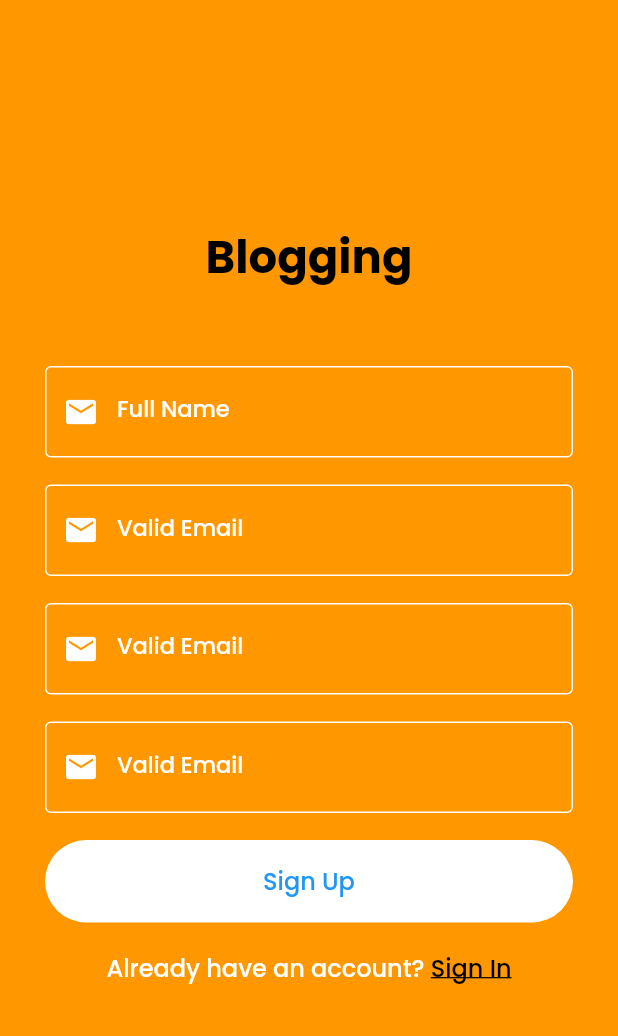
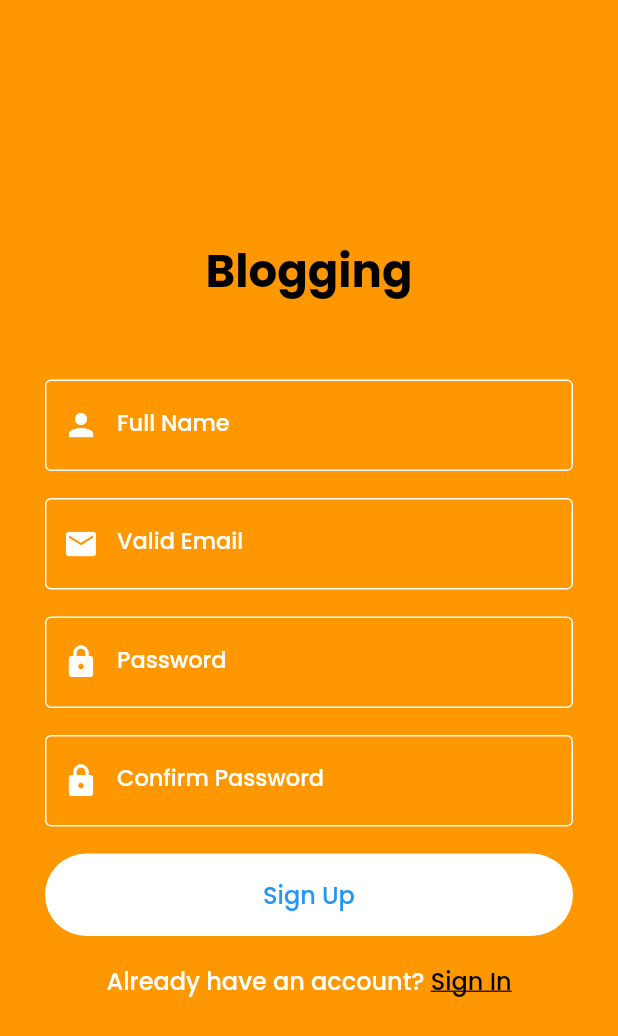
Before and after one commit to AdamAbd/Flutter-Mentoring-Batch-4-Level-Basic, a Flutter app: the screen it shows after launch, on a phone screen of 412 x 824 dp. Shown: the top 1036 px of the screen. Run offline on Flutter 3.47's test engine with Material 2 defaults, Android fonts, the phone set to English and light mode, and no system bars; our stand-ins replace google_fonts, supercharged.

Commit message:
final sign up page

```diff
--- a/lib/Screens/Pages/pages.dart
+++ b/lib/Screens/Pages/pages.dart
@@ -1,5 +1,6 @@
 import 'package:flutter/gestures.dart';
 import 'package:flutter/material.dart';
+import 'package:flutter_mentoring_basic_batch_4/Screens/Widgets/widgets.dart';
 import 'package:flutter_mentoring_basic_batch_4/shared/shared.dart';
 
 part 'sign_up_page.dart';
--- a/lib/Screens/Pages/sign_up_page.dart
+++ b/lib/Screens/Pages/sign_up_page.dart
@@ -6,93 +6,17 @@ class SignUpPage extends StatelessWidget {
     return Scaffold(
       backgroundColor: mainColor,
       body: Container(
-        margin: EdgeInsets.fromLTRB(30.0, 0.0, 30.0, 18.0),
+        margin: EdgeInsets.symmetric(horizontal: 30.0),
         child: SafeArea(
           child: Column(
             mainAxisAlignment: MainAxisAlignment.center,
             children: [
               Text("Blogging", style: titleFontStyle),
               SizedBox(height: 50.0),
-              Container(
-                margin: EdgeInsets.only(bottom: 18.0),
-                child: Theme(
-                  data: ThemeData(
-                    primaryColor: Colors.white,
-                  ),
-                  child: TextField(
-                    cursorColor: Colors.white,
-                    style: whiteFontStyle.copyWith(fontSize: 15.0),
-                    decoration: InputDecoration(
-                      prefixIcon: Icon(Icons.email, color: Colors.white),
-                      border: OutlineInputBorder(),
-                      labelText: 'Full Name',
-                      labelStyle: whiteFontStyle.copyWith(fontSize: 15.0),
-                      enabledBorder: OutlineInputBorder(
-                          borderSide: BorderSide(color: Colors.white)),
-                    ),
-                  ),
-                ),
-              ),
-              Container(
-                margin: EdgeInsets.only(bottom: 18.0),
-                child: Theme(
-                  data: ThemeData(
-                    primaryColor: Colors.white,
-                  ),
-                  child: TextField(
-                    cursorColor: Colors.white,
-                    style: whiteFontStyle.copyWith(fontSize: 15.0),
-                    decoration: InputDecoration(
-                      prefixIcon: Icon(Icons.email, color: Colors.white),
-                      border: OutlineInputBorder(),
-                      labelText: 'Valid Email',
-                      labelStyle: whiteFontStyle.copyWith(fontSize: 15.0),
-                      enabledBorder: OutlineInputBorder(
-                          borderSide: BorderSide(color: Colors.white)),
-                    ),
-                  ),
-                ),
-              ),
-              Container(
-                margin: EdgeInsets.only(bottom: 18.0),
-                child: Theme(
-                  data: ThemeData(
-                    primaryColor: Colors.white,
-                  ),
-                  child: TextField(
-                    cursorColor: Colors.white,
-                    style: whiteFontStyle.copyWith(fontSize: 15.0),
-                    decoration: InputDecoration(
-                      prefixIcon: Icon(Icons.email, color: Colors.white),
-                      border: OutlineInputBorder(),
-                      labelText: 'Valid Email',
-                      labelStyle: whiteFontStyle.copyWith(fontSize: 15.0),
-                      enabledBorder: OutlineInputBorder(
-                          borderSide: BorderSide(color: Colors.white)),
-                    ),
-                  ),
-                ),
-              ),
-              Container(
-                margin: EdgeInsets.only(bottom: 18.0),
-                child: Theme(
-                  data: ThemeData(
-                    primaryColor: Colors.white,
-                  ),
-                  child: TextField(
-                    cursorColor: Colors.white,
-                    style: whiteFontStyle.copyWith(fontSize: 15.0),
-                    decoration: InputDecoration(
-                      prefixIcon: Icon(Icons.email, color: Colors.white),
-                      border: OutlineInputBorder(),
-                      labelText: 'Valid Email',
-                      labelStyle: whiteFontStyle.copyWith(fontSize: 15.0),
-                      enabledBorder: OutlineInputBorder(
-                          borderSide: BorderSide(color: Colors.white)),
-                    ),
-                  ),
-                ),
-              ),
+              CustomTextField(cIcon: Icons.person, clabel: "Full Name"),
+              CustomTextField(cIcon: Icons.email, clabel: "Valid Email"),
+              CustomTextField(cIcon: Icons.lock, clabel: "Password"),
+              CustomTextField(cIcon: Icons.lock, clabel: "Confirm Password"),
               Container(
                 width: double.infinity,
                 height: 55.0,
--- /dev/null
+++ b/lib/Screens/Widgets/custom_textField.dart
@@ -0,0 +1,37 @@
+part of 'widgets.dart';
+
+class CustomTextField extends StatefulWidget {
+  final String clabel;
+  final IconData cIcon;
+
+  CustomTextField({this.clabel, this.cIcon});
+
+  @override
+  _CustomTextFieldState createState() => _CustomTextFieldState();
+}
+
+class _CustomTextFieldState extends State<CustomTextField> {
+  @override
+  Widget build(BuildContext context) {
+    return Container(
+      margin: EdgeInsets.only(bottom: 18.0),
+      child: Theme(
+        data: ThemeData(
+          primaryColor: Colors.white,
+        ),
+        child: TextField(
+          cursorColor: Colors.white,
+          style: whiteFontStyle.copyWith(fontSize: 15.0),
+          decoration: InputDecoration(
+            prefixIcon: Icon(widget.cIcon, color: Colors.white),
+            border: OutlineInputBorder(),
+            labelText: widget.clabel,
+            labelStyle: whiteFontStyle.copyWith(fontSize: 15.0),
+            enabledBorder:
+                OutlineInputBorder(borderSide: BorderSide(color: Colors.white)),
+          ),
+        ),
+      ),
+    );
+  }
+}
--- /dev/null
+++ b/lib/Screens/Widgets/widgets.dart
@@ -0,0 +1,4 @@
+import 'package:flutter/material.dart';
+import 'package:flutter_mentoring_basic_batch_4/shared/shared.dart';
+
+part 'custom_textField.dart';
```
